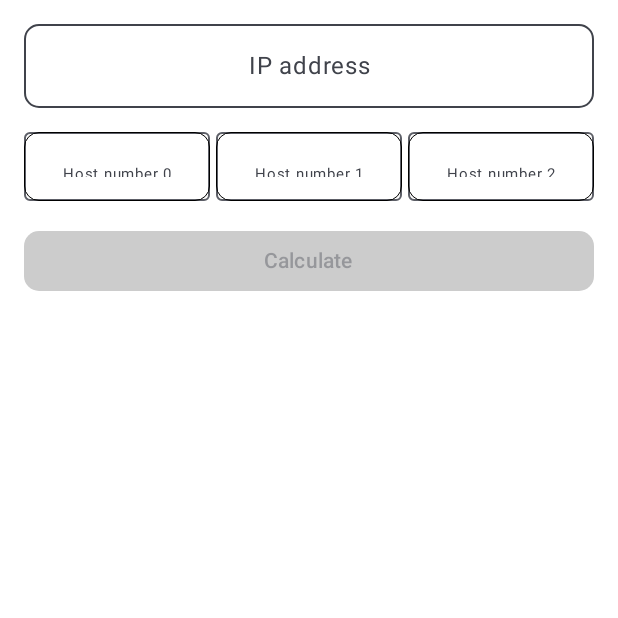
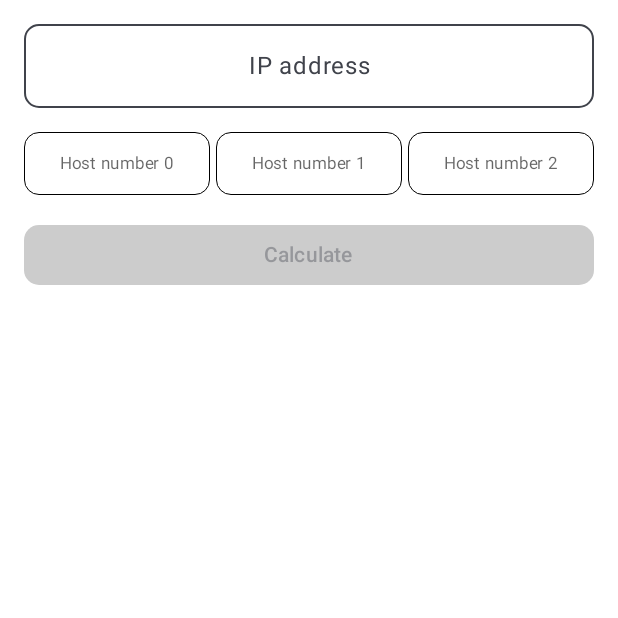
Before and after one commit to ayoubElhoucine/VlsmCalculator, an Android app built with Jetpack Compose: the screen it shows after launch (MainActivity), on a phone screen of 412 x 824 dp, the top half of it. Run offline under Robolectric (Android 15) with nearby library versions, the phone set to English and light mode, and no system bars.

Commit message:
working on vlsm screen ui 60%

```diff
--- a/VlsmCalculator/src/main/java/com/vlsm/vlsmcalculator/ui/vlsmCalculator/VlsmCalculatorScreen.kt
+++ b/VlsmCalculator/src/main/java/com/vlsm/vlsmcalculator/ui/vlsmCalculator/VlsmCalculatorScreen.kt
@@ -2,21 +2,25 @@ package com.vlsm.vlsmcalculator.ui.vlsmCalculator
 
 import androidx.compose.foundation.border
 import androidx.compose.foundation.layout.Arrangement
+import androidx.compose.foundation.layout.Box
+import androidx.compose.foundation.layout.Row
+import androidx.compose.foundation.layout.fillMaxSize
 import androidx.compose.foundation.layout.fillMaxWidth
 import androidx.compose.foundation.layout.height
 import androidx.compose.foundation.lazy.grid.GridCells
 import androidx.compose.foundation.lazy.grid.LazyVerticalGrid
 import androidx.compose.foundation.lazy.grid.itemsIndexed
 import androidx.compose.foundation.shape.RoundedCornerShape
+import androidx.compose.foundation.text.BasicTextField
 import androidx.compose.foundation.text.KeyboardOptions
 import androidx.compose.material3.LocalTextStyle
 import androidx.compose.material3.OutlinedTextField
-import androidx.compose.material3.OutlinedTextFieldDefaults
 import androidx.compose.material3.Text
 import androidx.compose.material3.TextFieldDefaults
 import androidx.compose.runtime.Composable
 import androidx.compose.runtime.MutableState
 import androidx.compose.runtime.snapshots.SnapshotStateList
+import androidx.compose.ui.Alignment
 import androidx.compose.ui.Modifier
 import androidx.compose.ui.graphics.Color
 import androidx.compose.ui.text.input.ImeAction
@@ -90,7 +94,7 @@ private fun HostNumbersView(
         columns = GridCells.Fixed(3),
     ) {
         itemsIndexed(data) { index, value ->
-            OutlinedTextField(
+            BasicTextField(
                 modifier = Modifier
                     .fillMaxWidth()
                     .border(
@@ -98,17 +102,8 @@ private fun HostNumbersView(
                         color = Color.Black,
                         shape = RoundedCornerShape(10.dp),
                     )
-                    .height(46.dp),
+                    .height(42.dp),
                 value = value?.toString() ?: "",
-                placeholder = {
-                    Text(
-                        modifier = Modifier.fillMaxWidth(),
-                        text = "Host number $index",
-                        textAlign = TextAlign.Center,
-                        fontSize = 10.sp,
-                        maxLines = 1,
-                    )
-                },
                 singleLine = true,
                 onValueChange = {
                     onValueChanged(it, index)
@@ -118,14 +113,22 @@ private fun HostNumbersView(
                     imeAction = ImeAction.Done,
                     autoCorrect = false,
                 ),
-                colors = OutlinedTextFieldDefaults.colors(
-                    focusedContainerColor = Color.White,
-                    unfocusedContainerColor = Color.White,
-                    focusedBorderColor = Color.Unspecified,
-                    unfocusedBorderColor = Color.Unspecified,
-                ),
                 textStyle = LocalTextStyle.current.copy(textAlign = TextAlign.Center, fontSize = 14.sp),
-            )
+            ) { innerTextField ->
+                Box(
+                    modifier = Modifier.fillMaxSize(),
+                    contentAlignment = Alignment.Center,
+                ) {
+                    value ?: run {
+                        Text(
+                            text = "Host number $index",
+                            color = Color.Black.copy(alpha = 0.6f),
+                            fontSize = 11.sp
+                        )
+                    }
+                    innerTextField()
+                }
+            }
         }
     }
 }
```
